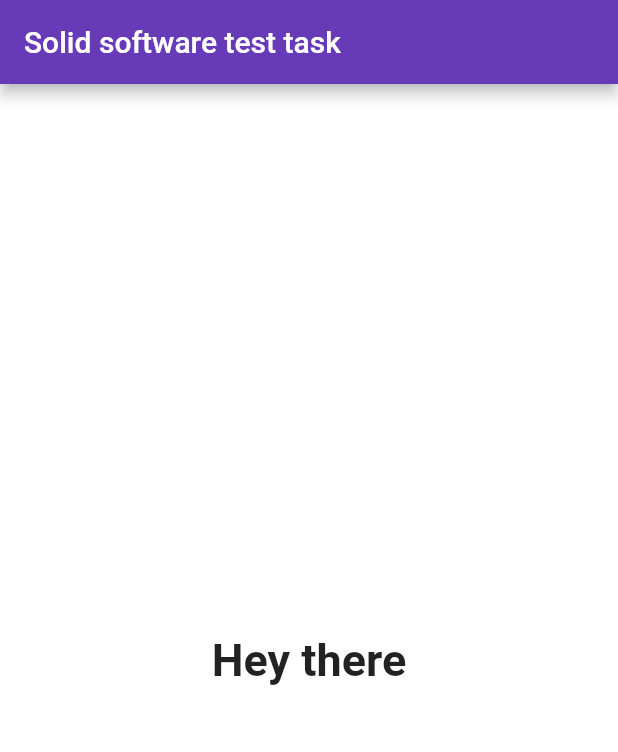
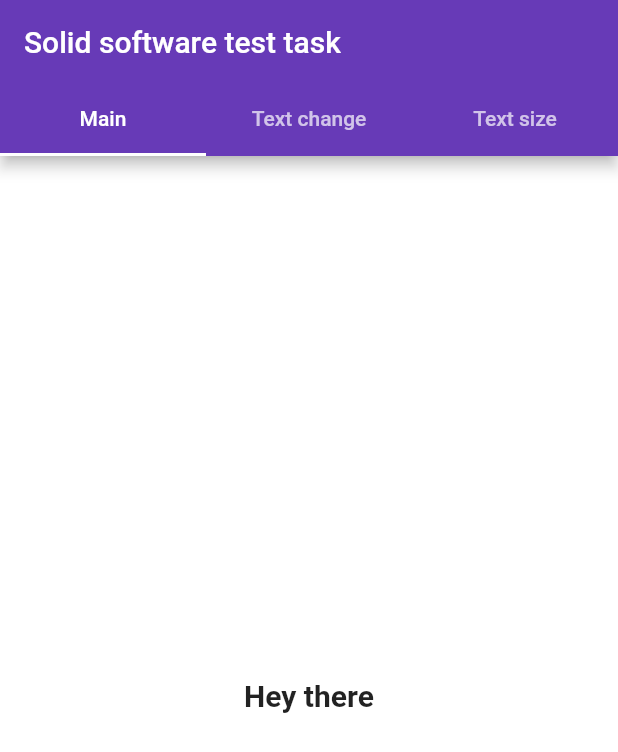
Before and after one commit to RomanYatsenko/solidsoftwaretesttask, a Flutter app: the screen it shows after launch, on a phone screen of 412 x 824 dp. Shown: the top 752 px of the screen. Run offline on Flutter 3.47's test engine with Material 2 defaults, Android fonts, the phone set to English and light mode, and no system bars.

Commit message:
Added tabs for the main text changing.

```diff
--- /dev/null
+++ b/lib/color_change_tab.dart
@@ -0,0 +1,25 @@
+import 'package:flutter/material.dart';
+
+class ColorChangeTab extends StatelessWidget {
+  final Function clickListener;
+  final double textSize;
+  final TextEditingController controller;
+
+  ColorChangeTab(this.clickListener, this.controller, this.textSize);
+
+  @override
+  Widget build(BuildContext context) {
+    return InkWell(
+      onTap: () {
+        clickListener();
+        print('Change click');
+      },
+      child: Container(
+          child: Center(
+              child: Text(controller.text,
+                  textAlign: TextAlign.center,
+                  style: TextStyle(
+                      fontSize: textSize, fontWeight: FontWeight.bold)))),
+    );
+  }
+}
--- a/lib/main.dart
+++ b/lib/main.dart
@@ -1,5 +1,7 @@
 import 'package:flutter/material.dart';
 import 'dart:math' as math;
+
+import 'package:solidsoftwaretask/color_change_tab.dart';
 
 void main() => runApp(MyApp());
 
@@ -7,7 +9,6 @@ class MyApp extends StatelessWidget {
   @override
   Widget build(BuildContext context) {
     return MaterialApp(
-      title: 'Flutter Demo',
       theme: ThemeData(
         primarySwatch: Colors.deepPurple,
       ),
@@ -17,7 +18,14 @@ class MyApp extends StatelessWidget {
 }
 
 class MainPage extends StatefulWidget {
+  @override
+  _MainPageState createState() => _MainPageState();
+}
+
+class _MainPageState extends State<MainPage> {
   final String appBarTitle = 'Solid software test task';
+  double textSize = 20;
+  TextEditingController controller = TextEditingController();
   Color bgColor = Colors.white;
   String _middleText = 'Hey there';
 
@@ -29,36 +37,61 @@ class MainPage extends StatefulWidget {
     }
   }
 
-  @override
-  _MainPageState createState() => _MainPageState();
-}
-
-class _MainPageState extends State<MainPage> {
-  void upDateBgColor(Color color) {
+  void upDateBgColor() {
     setState(() {
-      widget.bgColor = color;
+      bgColor = Color((math.Random().nextDouble() * 0xFFFFFF).toInt() << 0)
+          .withOpacity(1.0);
     });
   }
 
   @override
+  void dispose() {
+    // Clean up the controller when the Widget is removed from the Widget tree
+    // This also removes the _printLatestValue listener
+    controller.dispose();
+    super.dispose();
+  }
+
+  @override
   Widget build(BuildContext context) {
-    return Scaffold(
-        appBar: AppBar(
-          title: Text(widget.appBarTitle),
-        ),
-        body: GestureDetector(
-          onTap: () {
-            upDateBgColor(
-                Color((math.Random().nextDouble() * 0xFFFFFF).toInt() << 0)
-                    .withOpacity(1.0));
-          },
-          child: Container(
-            color: widget.bgColor,
-            child: Center(
-                child: Text(widget.middleText,
-                    style:
-                        TextStyle(fontSize: 30, fontWeight: FontWeight.bold))),
-          ),
-        ));
+    controller.text = middleText;
+    return DefaultTabController(
+        length: 3,
+        child: Scaffold(
+            appBar: AppBar(
+              title: Text(appBarTitle),
+              bottom: TabBar(
+                tabs: [
+                  Tab(text: 'Main'),
+                  Tab(text: 'Text change'),
+                  Tab(text: 'Text size'),
+                ],
+              ),
+            ),
+            body: Container(
+                color: bgColor,
+                child: TabBarView(children: [
+                  ColorChangeTab(upDateBgColor, controller, textSize),
+                  Center(
+                      child: Container(
+                          width: 300,
+                          child: TextField(
+                            controller: controller,
+                          ))),
+                  Column(
+                    mainAxisAlignment: MainAxisAlignment.center,
+                    children: <Widget>[
+                      Text('Text size: ${textSize.round()}'),
+                      Slider(
+                        value: textSize,
+                        min: 10,
+                        max: 50,
+                        onChanged: (value) {
+                          setState(() => textSize = value);
+                        },
+                      )
+                    ],
+                  )
+                ]))));
   }
 }
```
